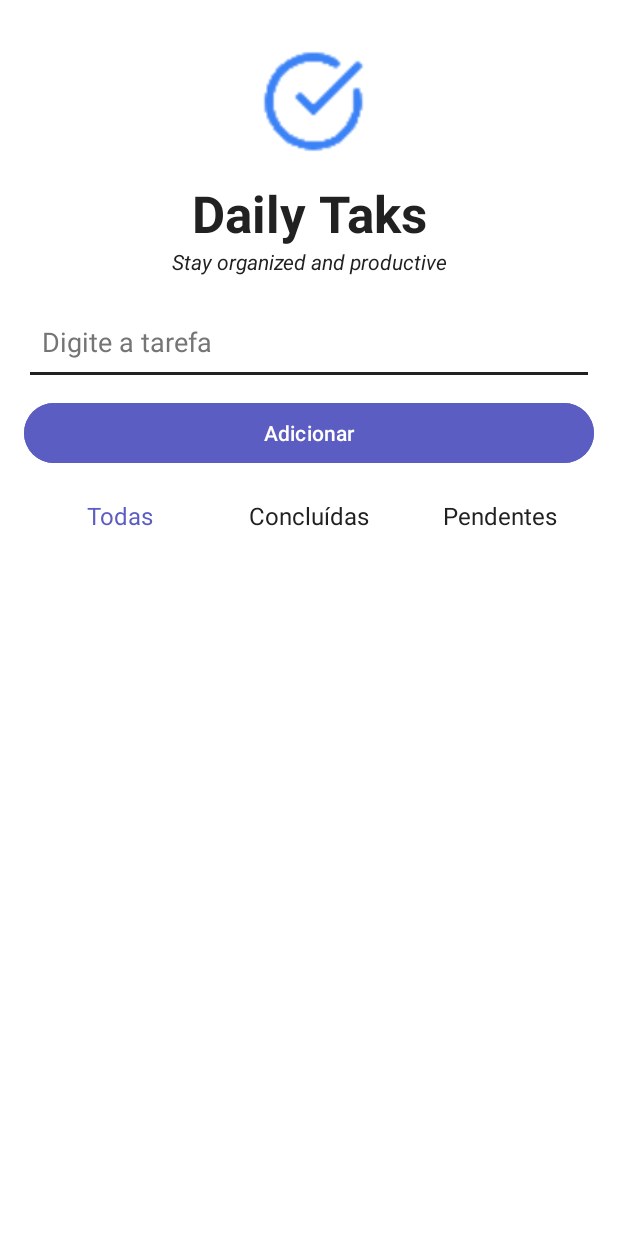
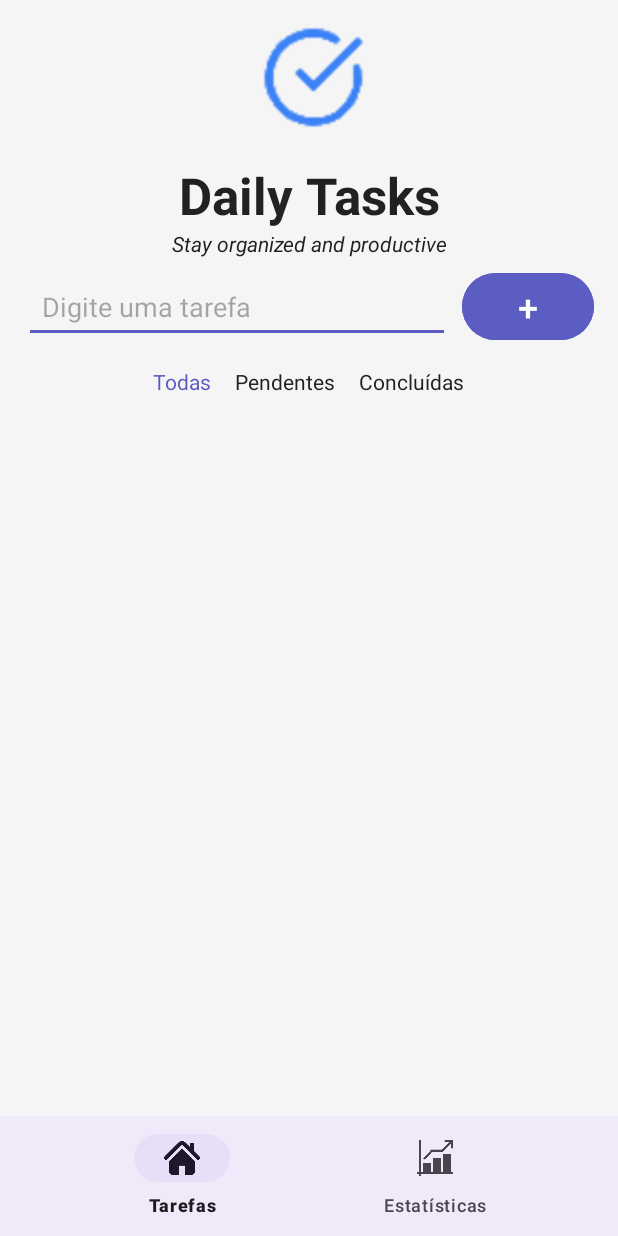
Before and after one commit to IasmimCoder/checklist-kotlin, an Android app: the screen it shows after launch (MainActivity), on a phone screen of 412 x 824 dp. Run offline under Robolectric (Android 15) with nearby library versions, the phone set to English and light mode, and no system bars; 3 statements that could not run were skipped.

Commit message:
barra de navegação fixa

```diff
--- a/app/src/main/java/com/example/checklistkotlin/MainActivity.kt
+++ b/app/src/main/java/com/example/checklistkotlin/MainActivity.kt
@@ -44,6 +44,27 @@ class MainActivity : AppCompatActivity() {
         // exibido como a interface de usuário (UI) principal de uma Activity.
         //“Mostre a interface definida no arquivo activity_main.xml nesta tela (MainActivity).”
         setContentView(R.layout.activity_main)
+
+        val bottomNavigation = findViewById<BottomNavigationView>(R.id.bottom_navigation)
+
+    // Marca a aba atual como selecionada (opcional)
+            bottomNavigation.selectedItemId = R.id.nav_tasks
+
+            bottomNavigation.setOnItemSelectedListener { item ->
+                when (item.itemId) {
+                    R.id.nav_tasks -> {
+                        // Já está na tela de tarefas
+                        true
+                    }
+                    R.id.nav_stats -> {
+                        val intent = Intent(this, StatisticsActivity::class.java)
+                        startActivity(intent)
+                        true
+                    }
+                    else -> false
+                }
+            }
+
 
         // Referencia views do XML
         listView = findViewById(R.id.taskListView)
@@ -249,7 +270,6 @@ class MainActivity : AppCompatActivity() {
                         .show()
                 }
             }
-
             return view
         }
 
--- a/app/src/main/res/layout/activity_main.xml
+++ b/app/src/main/res/layout/activity_main.xml
@@ -1,116 +1,139 @@
 <?xml version="1.0" encoding="utf-8"?>
-<LinearLayout xmlns:android="http://schemas.android.com/apk/res/android"
+<androidx.constraintlayout.widget.ConstraintLayout
+    xmlns:android="http://schemas.android.com/apk/res/android"
     xmlns:app="http://schemas.android.com/apk/res-auto"
-    android:id="@+id/rootLayout"
-    android:orientation="vertical"
     android:layout_width="match_parent"
     android:layout_height="match_parent"
-    android:background="@color/surface"
-    android:padding="16dp">
+    android:background="@color/background">
 
+    <!-- TOPO FIXO -->
     <ImageView
         android:id="@+id/imageView"
-        android:layout_width="match_parent"
+        android:layout_width="0dp"
         android:layout_height="103dp"
         android:adjustViewBounds="true"
+        android:scaleType="fitCenter"
         android:contentDescription="@string/logo_descricao"
-        android:scaleType="fitCenter"
-        app:srcCompat="@drawable/output_onlinepngtools" />
+        app:srcCompat="@drawable/output_onlinepngtools"
+        app:layout_constraintTop_toTopOf="parent"
+        app:layout_constraintStart_toStartOf="parent"
+        app:layout_constraintEnd_toEndOf="parent" />
 
     <TextView
         android:id="@+id/textView2"
-        android:layout_width="match_parent"
+        android:layout_width="0dp"
         android:layout_height="wrap_content"
-        android:text="Daily Taks"
-        android:textAlignment="center"
+        android:text="Daily Tasks"
         android:textSize="34sp"
         android:textStyle="bold"
-        android:backgroundTint="@color/textPrimary"
+        android:textAlignment="center"
         android:textColor="@color/textPrimary"
-        />
+        app:layout_constraintTop_toBottomOf="@id/imageView"
+        app:layout_constraintStart_toStartOf="parent"
+        app:layout_constraintEnd_toEndOf="parent"
+        android:layout_marginTop="4dp"/>
 
     <TextView
         android:id="@+id/textView"
-        android:layout_width="match_parent"
-        android:layout_height="34dp"
-        android:backgroundTint="@color/textPrimary"
+        android:layout_width="0dp"
+        android:layout_height="wrap_content"
         android:text="Stay organized and productive"
         android:textAlignment="center"
+        android:textStyle="italic"
         android:textColor="@color/textPrimary"
-        android:textStyle="italic" />
+        app:layout_constraintTop_toBottomOf="@id/textView2"
+        app:layout_constraintStart_toStartOf="parent"
+        app:layout_constraintEnd_toEndOf="parent"
+        android:layout_marginBottom="8dp"/>
 
-    <!-- Campo para digitar a tarefa -->
+    <!-- ENTRADA DE TAREFA -->
     <EditText
         android:id="@+id/inputTask"
-        android:layout_width="match_parent"
-        android:layout_height="58dp"
-        android:backgroundTint="@color/textPrimary"
-        android:hint="Digite a tarefa"
+        android:layout_width="0dp"
+        android:layout_height="wrap_content"
+        android:hint="Digite uma tarefa"
         android:inputType="text"
         android:padding="12dp"
-        android:textColor="@color/textPrimary"
-        android:textColorHint="@color/textSecondary" />
+        android:backgroundTint="@color/primary"
+        app:layout_constraintTop_toBottomOf="@id/textView"
+        app:layout_constraintStart_toStartOf="parent"
+        app:layout_constraintEnd_toStartOf="@id/addButton"
+        android:layout_marginStart="16dp"
+        android:layout_marginTop="8dp"
+        android:layout_marginEnd="8dp" />
 
     <Button
         android:id="@+id/addButton"
-        android:layout_width="match_parent"
+        android:layout_width="wrap_content"
         android:layout_height="wrap_content"
-        android:text="Adicionar"
-        android:layout_marginTop="8dp"
+        android:text="+"
+        android:textSize="24sp"
         android:backgroundTint="@color/primary"
-        android:textColor="@android:color/white" />
+        android:textColor="@android:color/white"
+        app:layout_constraintTop_toTopOf="@id/inputTask"
+        app:layout_constraintBottom_toBottomOf="@id/inputTask"
+        app:layout_constraintEnd_toEndOf="parent"
+        android:layout_marginEnd="16dp" />
 
-    <!-- Filtros: Todas, Concluídas, Pendentes -->
+    <!-- FILTROS -->
     <LinearLayout
-        android:layout_width="match_parent"
+        android:id="@+id/filterContainer"
+        android:layout_width="0dp"
         android:layout_height="wrap_content"
         android:orientation="horizontal"
-        android:layout_marginTop="12dp"
-        android:gravity="center">
+        android:gravity="center"
+        android:padding="8dp"
+        app:layout_constraintTop_toBottomOf="@id/inputTask"
+        app:layout_constraintStart_toStartOf="parent"
+        app:layout_constraintEnd_toEndOf="parent">
 
         <TextView
             android:id="@+id/filterAll"
-            android:layout_width="0dp"
+            android:layout_width="wrap_content"
             android:layout_height="wrap_content"
             android:text="Todas"
             android:textColor="@color/textPrimary"
-            android:gravity="center"
-            android:layout_weight="1"
-            android:textSize="16sp"
+            android:padding="8dp" />
+
+        <TextView
+            android:id="@+id/filterPending"
+            android:layout_width="wrap_content"
+            android:layout_height="wrap_content"
+            android:text="Pendentes"
+            android:textColor="@color/textPrimary"
             android:padding="8dp" />
 
         <TextView
             android:id="@+id/filterDone"
-            android:layout_width="0dp"
+            android:layout_width="wrap_content"
             android:layout_height="wrap_content"
             android:text="Concluídas"
             android:textColor="@color/textPrimary"
-            android:gravity="center"
-            android:layout_weight="1"
-            android:textSize="16sp"
             android:padding="8dp" />
-
-        <TextView
-            android:id="@+id/filterPending"
-            android:layout_width="0dp"
-            android:layout_height="wrap_content"
-            android:text="Pendentes"
-            android:textColor="@color/textPrimary"
-            android:gravity="center"
-            android:layout_weight="1"
-            android:textSize="16sp"
-            android:padding="8dp" />
-
     </LinearLayout>
 
-    <!-- Lista de tarefas -->
+    <!-- LISTA DE TAREFAS -->
     <ListView
         android:id="@+id/taskListView"
-        android:layout_width="match_parent"
+        android:layout_width="0dp"
         android:layout_height="0dp"
-        android:layout_weight="1"
-        android:divider="@color/primary"
+        android:divider="@android:color/darker_gray"
         android:dividerHeight="1dp"
-        android:paddingTop="8dp" />
+        android:layout_marginHorizontal="16dp"
+        app:layout_constraintTop_toBottomOf="@id/filterContainer"
+        app:layout_constraintBottom_toTopOf="@id/bottom_navigation"
+        app:layout_constraintStart_toStartOf="parent"
+        app:layout_constraintEnd_toEndOf="parent" />
 
-</LinearLayout>
+    <!-- BARRA INFERIOR FIXA -->
+    <com.google.android.material.bottomnavigation.BottomNavigationView
+        android:id="@+id/bottom_navigation"
+        android:layout_width="0dp"
+        android:layout_height="wrap_content"
+        android:background="?attr/colorSurface"
+        app:menu="@menu/bottom_nav_menu"
+        app:layout_constraintBottom_toBottomOf="parent"
+        app:layout_constraintStart_toStartOf="parent"
+        app:layout_constraintEnd_toEndOf="parent" />
+
+</androidx.constraintlayout.widget.ConstraintLayout>
--- /dev/null
+++ b/app/src/main/res/menu/bottom_nav_menu.xml
@@ -0,0 +1,12 @@
+<?xml version="1.0" encoding="utf-8"?>
+<menu xmlns:android="http://schemas.android.com/apk/res/android">
+    <item
+        android:id="@+id/nav_tasks"
+        android:icon="@drawable/ic_home"
+        android:title="Tarefas" />
+
+    <item
+        android:id="@+id/nav_stats"
+        android:icon="@drawable/ic_stats"
+        android:title="Estatísticas" />
+</menu>
```
Also changed, not shown: app/src/main/java/com/example/checklistkotlin/StatisticsActivity.kt (+43 -28 lines), app/src/main/res/layout/activity_statistics.xml (+51 -50 lines), app/src/main/res/drawable/ic_home.png (added), app/src/main/res/drawable/ic_stats.png (added).
